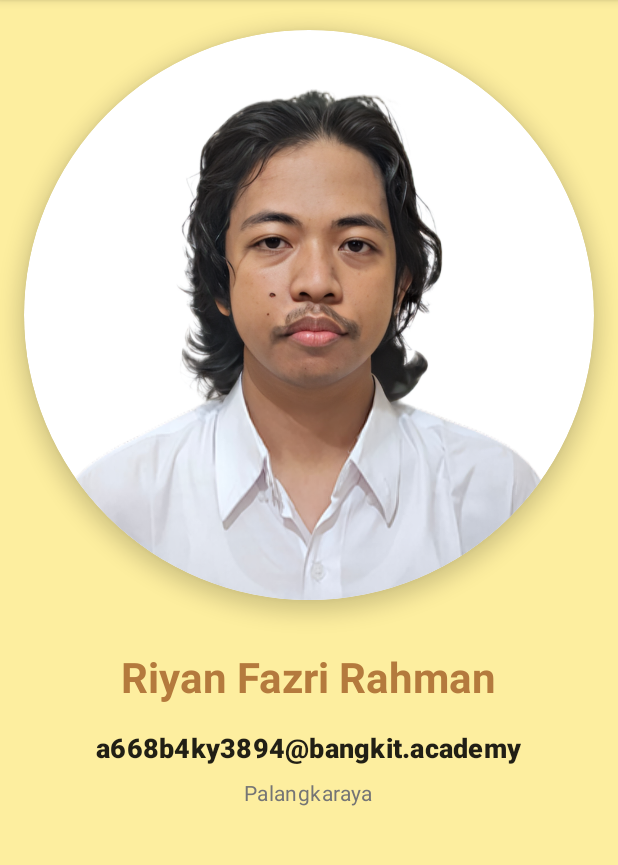
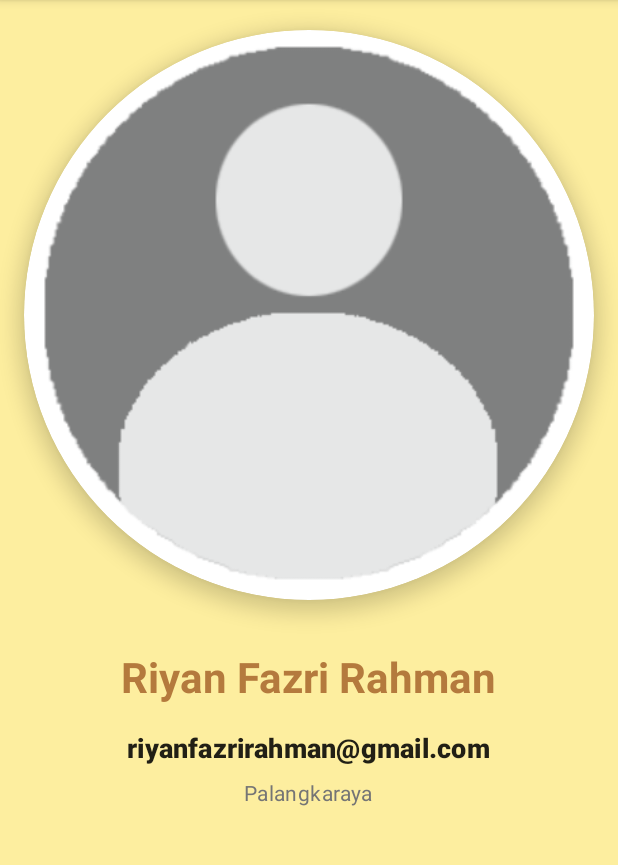
Before and after one commit to riyanfazrirahman/android-studio-funfactbikinibottom, an Android app: the screen it shows after launch (AboutActivity), after a tap on "account", on a phone screen of 412 x 824 dp, the part 84-949 px from its top. Run offline under Robolectric (Android 15) with nearby library versions, the phone set to English and light mode, and no system bars.

Commit message:
Membuat app-v2

```diff
--- a/app/src/main/java/com/example/funfactsbikinibottom/MainActivity.kt
+++ b/app/src/main/java/com/example/funfactsbikinibottom/MainActivity.kt
@@ -110,9 +110,9 @@ class MainActivity : AppCompatActivity() {
     fun aboutMe (): Person {
         return Person(
             "Riyan Fazri Rahman",
-            "a668b4ky3894@bangkit.academy",
+            "riyanfazrirahman@gmail.com",
             "Palangkaraya",
-             R.drawable.ic_about
+             R.drawable.ic_account
         )
     }
 }
--- a/app/src/main/res/layout/activity_detail.xml
+++ b/app/src/main/res/layout/activity_detail.xml
@@ -162,7 +162,7 @@
                 android:layout_marginEnd="16dp"
                 android:background="@color/white"
                 app:shapeAppearanceOverlay="@style/roundedImageView"
-                android:src="@drawable/ic_about" />
+                android:src="@drawable/ic_account" />
 
             <TextView
                 style="@style/TextContent.BodyMedium.Gray"
```
Also changed, not shown: app/src/main/res/drawable/ic_about.png (deleted).
